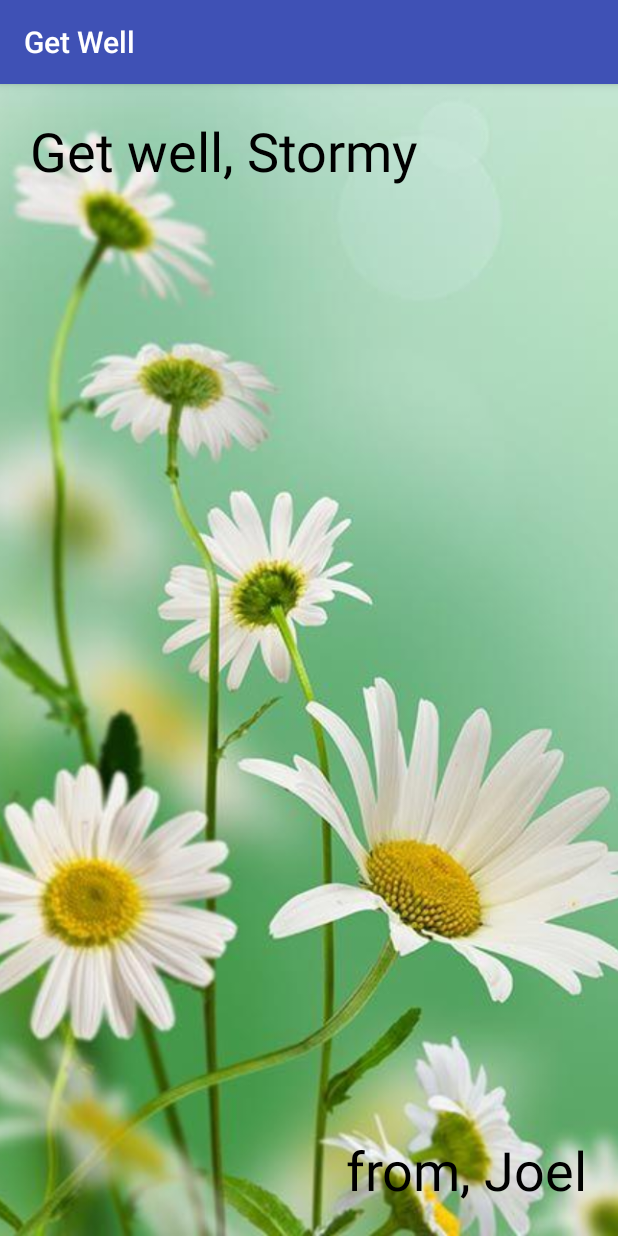
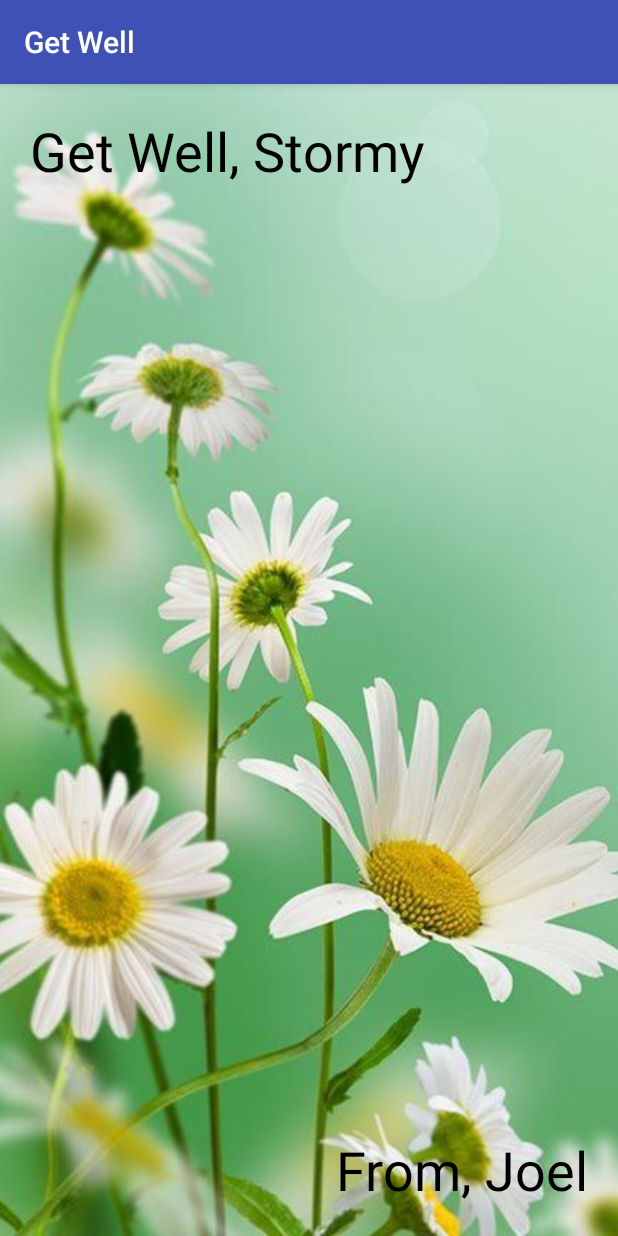
Before and after one commit to joel-g/GetWell, an Android app: the screen it shows after launch (MainActivity), on a phone screen of 412 x 824 dp. Run offline under Robolectric (Android 15) with nearby library versions, the phone set to English and light mode, and no system bars.

Commit message:
finish styling

```diff
--- a/app/src/main/res/layout/activity_main.xml
+++ b/app/src/main/res/layout/activity_main.xml
@@ -9,7 +9,7 @@
         android:layout_height="match_parent"
         android:scaleType="centerCrop" />
 
-    <TextView android:text="Get well, Stormy"
+    <TextView android:text="Get Well, Stormy"
         android:layout_margin="20dp"
         android:textColor="@android:color/black"
         android:fontFamily="sans-serif-heavy"
@@ -17,7 +17,7 @@
         android:layout_width="wrap_content"
         android:layout_height="wrap_content" />
 
-    <TextView android:text="from, Joel"
+    <TextView android:text="From, Joel"
         android:layout_margin="20dp"
         android:fontFamily="sans-serif-heavy"
         android:textColor="@android:color/black"
```
